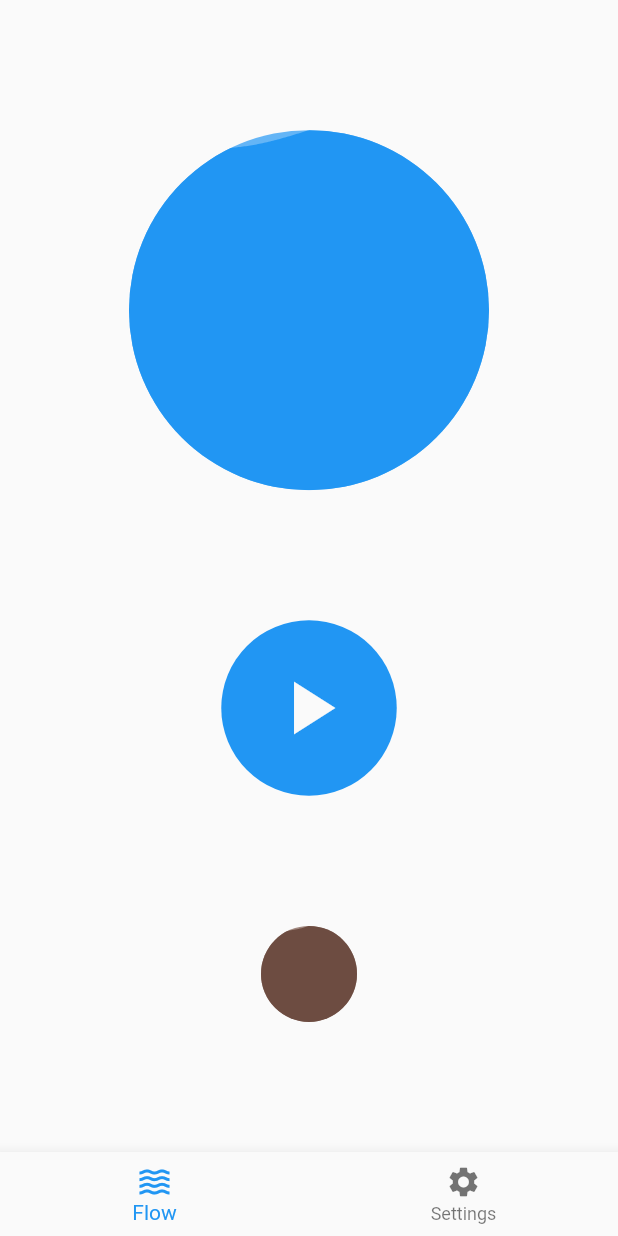
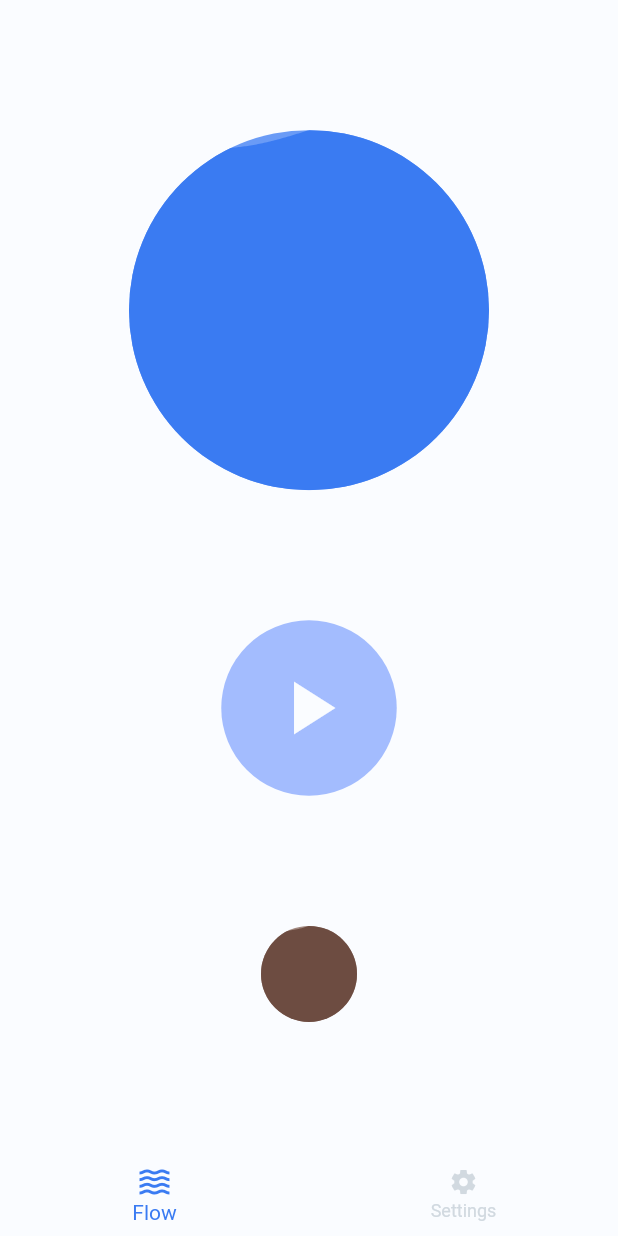
Before and after one commit to MatthieuNadeau96/flow_time, a Flutter app: the screen it shows after launch, on a phone screen of 412 x 824 dp. Run offline on Flutter 3.47's test engine with Material 2 defaults, Android fonts, the phone set to English and light mode, and no system bars; our stand-ins replace liquid_progress_indicator.

Commit message:
Implemented Color Palette to the Theme

```diff
--- a/lib/main.dart
+++ b/lib/main.dart
@@ -6,6 +6,16 @@ void main() {
   runApp(MyApp());
 }
 
+// Primary Color 3A7BF2
+// Primary Color Light 6A9BF6
+// Accent Color A3BCFE
+// Canvas Color FAFCFF
+// Font Color 010813
+// Light Grey F2F4F7
+// Dark Grey D1D9E0
+// Coffee Color 6D4D3E
+// Coffee Color Light 947060
+
 class MyApp extends StatelessWidget {
   @override
   Widget build(BuildContext context) {
@@ -13,8 +23,19 @@ class MyApp extends StatelessWidget {
       title: 'Flow Time',
       debugShowCheckedModeBanner: false,
       theme: ThemeData(
-        primarySwatch: Colors.blue,
+        primaryColor: Color(0xff3A7BF2),
+        primaryColorLight: Color(0xff6A9BF6),
+        accentColor: Color(0xffA3BCFE),
+        canvasColor: Color(0xffFAFCFF),
         visualDensity: VisualDensity.adaptivePlatformDensity,
+        textTheme: TextTheme(
+          bodyText2: TextStyle(
+            color: Color(0xff010813),
+          ),
+        ),
+        iconTheme: IconThemeData(
+          color: Color(0xffD1D9E0),
+        ),
       ),
       home: RootPage(),
     );
@@ -41,6 +62,13 @@ class _RootPageState extends State<RootPage> {
   Widget build(BuildContext context) {
     return Scaffold(
       bottomNavigationBar: BottomNavigationBar(
+        elevation: 0,
+        currentIndex: _selectedIndex,
+        selectedItemColor: Theme.of(context).primaryColor,
+        unselectedItemColor: Theme.of(context).iconTheme.color,
+        unselectedIconTheme: IconThemeData(
+          size: 20,
+        ),
         items: const <BottomNavigationBarItem>[
           BottomNavigationBarItem(
             icon: Icon(Icons.waves),
@@ -51,8 +79,6 @@ class _RootPageState extends State<RootPage> {
             title: Text('Settings'),
           ),
         ],
-        currentIndex: _selectedIndex,
-        selectedItemColor: Theme.of(context).accentColor,
         onTap: (value) {
           _selectedIndex = value;
           _pageController.animateToPage(
--- a/lib/screens/flow_screen.dart
+++ b/lib/screens/flow_screen.dart
@@ -49,6 +49,7 @@ class _FlowScreenState extends State<FlowScreen> {
       _isPlaying = true;
     });
     _timer = Timer.periodic(Duration(seconds: 1), (Timer timer) {
+      if (mounted) {
         setState(() {
           if (_counter > 0) {
             _counter--;
@@ -59,6 +60,7 @@ class _FlowScreenState extends State<FlowScreen> {
             _counter = _flowTestTime;
           }
         });
+      }
     });
   }
 
@@ -84,6 +86,7 @@ class _FlowScreenState extends State<FlowScreen> {
       _isCoffeePlaying = true;
     });
     _coffeeTimer = Timer.periodic(Duration(seconds: 1), (Timer coffeeTimer) {
+      if (mounted) {
         setState(() {
           if (_coffeeCounter > 0) {
             _coffeeCounter--;
@@ -93,6 +96,7 @@ class _FlowScreenState extends State<FlowScreen> {
             _coffeeCounter = _coffeeTestTime;
           }
         });
+      }
     });
   }
 
@@ -126,8 +130,9 @@ class _FlowScreenState extends State<FlowScreen> {
                   width: 240,
                   child: LiquidCircularProgressIndicator(
                     value: doubleConverter(
-                        (_counter.toDouble()) + 1.5, _flowTestTime),
-                    valueColor: AlwaysStoppedAnimation(Colors.blue[300]),
+                        (_counter.toDouble()) + .5, _flowTestTime),
+                    valueColor: AlwaysStoppedAnimation(
+                        Theme.of(context).primaryColorLight),
                     backgroundColor: Colors.transparent,
                     borderColor: Colors.transparent,
                     borderWidth: 0,
```
Lines whose indentation alone changed are shown as unchanged.
